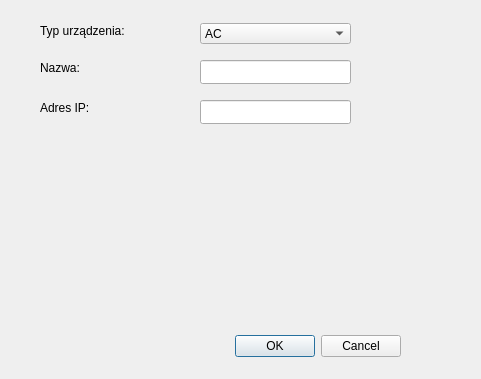
This is newdevicewindow.ui in NiMiTZ-code/SmartHomePanel as Qt 5 draws it before an edit. The edited form follows.
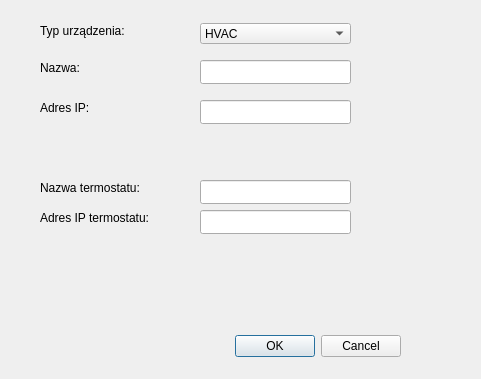
This is the edited form.

```diff
--- a/newdevicewindow.ui
+++ b/newdevicewindow.ui
@@ -40,12 +40,7 @@
    </property>
    <item>
     <property name="text">
-     <string>AC</string>
-    </property>
-   </item>
-   <item>
-    <property name="text">
-     <string>Heater</string>
+     <string>HVAC</string>
     </property>
    </item>
    <item>
@@ -123,6 +118,52 @@
     </rect>
    </property>
   </widget>
+  <widget class="QLabel" name="thermostatNameLabel">
+   <property name="geometry">
+    <rect>
+     <x>40</x>
+     <y>180</y>
+     <width>131</width>
+     <height>16</height>
+    </rect>
+   </property>
+   <property name="text">
+    <string>Nazwa termostatu:</string>
+   </property>
+  </widget>
+  <widget class="QLabel" name="thermostatIpLabel">
+   <property name="geometry">
+    <rect>
+     <x>40</x>
+     <y>210</y>
+     <width>111</width>
+     <height>16</height>
+    </rect>
+   </property>
+   <property name="text">
+    <string>Adres IP termostatu:</string>
+   </property>
+  </widget>
+  <widget class="QLineEdit" name="thermostatNameliEd">
+   <property name="geometry">
+    <rect>
+     <x>200</x>
+     <y>180</y>
+     <width>151</width>
+     <height>24</height>
+    </rect>
+   </property>
+  </widget>
+  <widget class="QLineEdit" name="thermostatIpLiEd">
+   <property name="geometry">
+    <rect>
+     <x>200</x>
+     <y>210</y>
+     <width>151</width>
+     <height>24</height>
+    </rect>
+   </property>
+  </widget>
  </widget>
  <resources/>
  <connections>
```
Left out of the diff: 5 changed lines with no effect on the pictures.
